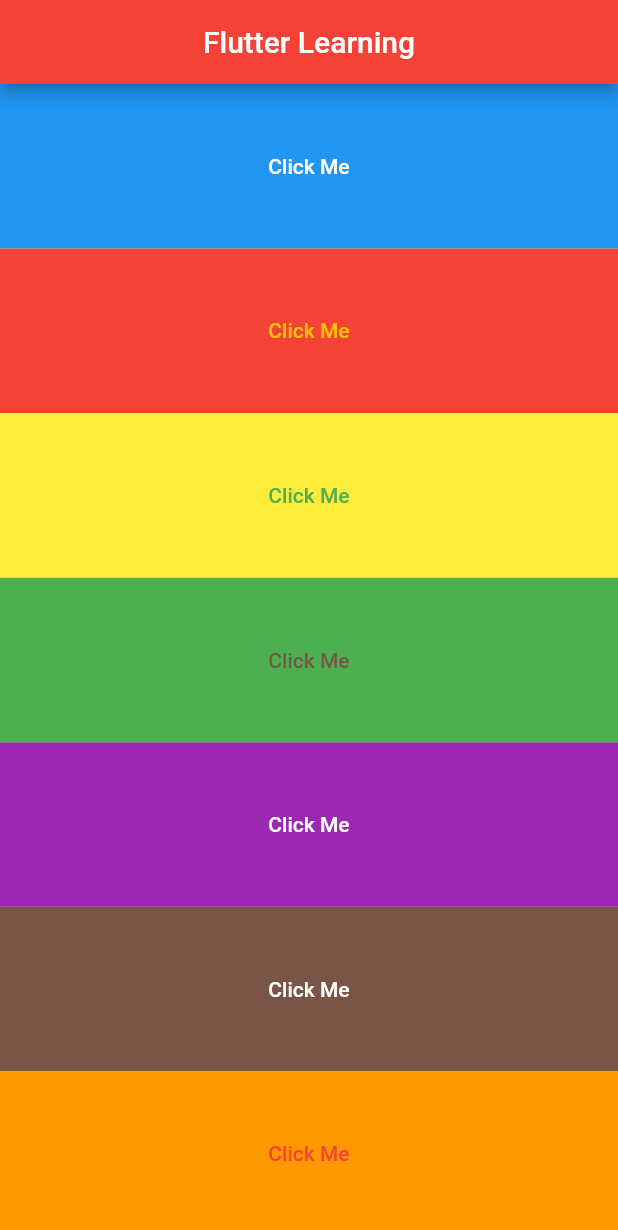
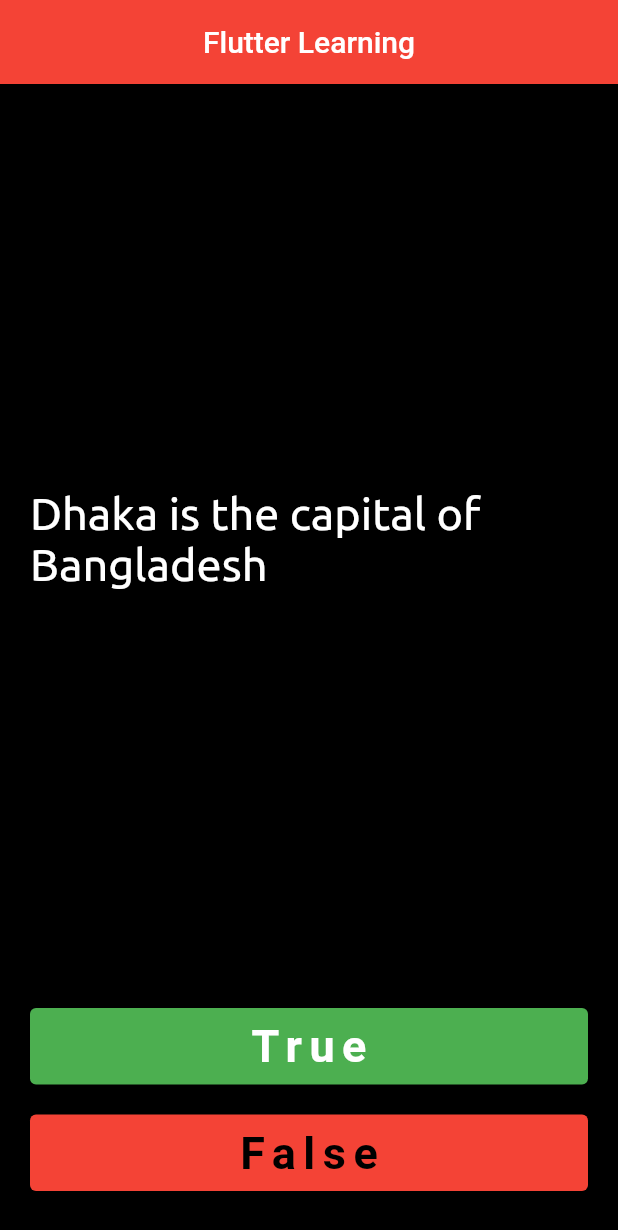
Before and after one commit to YaminArafat/Flutter-Learning-2, a Flutter app: the screen it shows after launch, on a phone screen of 412 x 824 dp. Shown: the top 1230 px of the screen. Run offline on Flutter 3.47's test engine with Material 2 defaults, Android fonts, the phone set to English and light mode, and no system bars; our stand-ins replace audioplayers; Roboto replaces fonts that are missing (Oswald).

Commit message:
Q&A+Score

```diff
--- a/lib/main.dart
+++ b/lib/main.dart
@@ -1,4 +1,4 @@
-import 'package:angela3_i_m_rich/playaudio.dart';
+import 'package:angela3_i_m_rich/quizzlar.dart';
 import 'package:flutter/cupertino.dart';
 import 'package:flutter/material.dart';
 
@@ -9,85 +9,14 @@ class MyApp extends StatelessWidget {
   Widget build(BuildContext context) {
     return new MaterialApp(
       home: Scaffold(
-        backgroundColor: Colors.white,
+        backgroundColor: Colors.black,
         appBar: AppBar(
           backgroundColor: Colors.red,
           title: Text('Flutter Learning'),
           centerTitle: true,
         ),
-        body: PlayAudio(),
+        body: Quizzlar(),
       ),
     );
   }
 }
-
-/*SafeArea(
-          Column(
-          mainAxisAlignment: MainAxisAlignment.center,
-          children: [
-            CircleAvatar(
-              radius: 70,
-              backgroundImage: AssetImage('images/yaminarafat.jpg'),
-            ),
-            Text(
-              "Yamin Arafat",
-              style: TextStyle(
-                fontSize: 40,
-                fontFamily: 'Pacifico',
-                color: Colors.white,
-                fontWeight: FontWeight.bold,
-              ),
-            ),
-            Text(
-              'CSE KUET',
-              style: TextStyle(
-                  fontSize: 20,
-                  fontFamily: 'Ubuntu',
-                  color: Colors.grey[850],
-                  fontWeight: FontWeight.bold,
-                  letterSpacing: 2),
-            ),
-            SizedBox(
-              height: 10,
-              width: 150,
-              child: Divider(
-                height: 20,
-                color: Colors.amber,
-              ),
-            ),
-            Card(
-              margin: EdgeInsets.symmetric(vertical: 10, horizontal: 30),
-              child: ListTile(
-                leading: Icon(
-                  Icons.email,
-                  color: Colors.blue,
-                ),
-                title: Text(
-                  'yaminarafat032@gmail.com',
-                  style: TextStyle(
-                    color: Colors.black,
-                    fontSize: 20,
-                    fontFamily: 'Ubuntu',
-                  ),
-                ),
-              ),
-            ),
-            Card(
-              margin: EdgeInsets.symmetric(horizontal: 30),
-              child: ListTile(
-                leading: Icon(
-                  Icons.phone,
-                  color: Colors.green,
-                ),
-                title: Text(
-                  '++88 01771-955897',
-                  style: TextStyle(
-                    fontSize: 20,
-                    fontFamily: 'Ubuntu',
-                    color: Colors.black,
-                  ),
-                ),
-              ),
-            ),
-          ],
-        ),*/
--- a/lib/playaudio.dart
+++ b/lib/playaudio.dart
@@ -54,7 +54,7 @@ class _PlayAudioState extends State<PlayAudio> {
           buildFunc(color: Colors.green, noteNum: 4, buttonColor: Colors.brown),
           buildFunc(
               color: Colors.purple, noteNum: 5, buttonColor: Colors.white),
-          buildFunc(color: Colors.brown, noteNum: 3, buttonColor: Colors.white),
+          buildFunc(color: Colors.brown, noteNum: 1, buttonColor: Colors.white),
           buildFunc(color: Colors.orange, noteNum: 7, buttonColor: Colors.red),
         ],
       ),
--- /dev/null
+++ b/lib/quizzlar.dart
@@ -0,0 +1,136 @@
+import 'dart:math';
+
+import 'package:flutter/material.dart';
+
+class Quizzlar extends StatefulWidget {
+  @override
+  _Quizzlar createState() => _Quizzlar();
+}
+
+class _Quizzlar extends State<Quizzlar> {
+  List<Icon> scoreKeeper = [];
+  List<String> questions = [
+    'Dhaka is the capital of Bangladesh',
+    'Rajshahi is the capital of Bangladesh',
+    'Friday comes after Thursday',
+    'Staurday comes after Sunday',
+  ];
+  Map<String, bool> quesAns = {
+    'Dhaka is the capital of Bangladesh': true,
+    'Rajshahi is the capital of Bangladesh': false,
+    'Friday comes after Thursday': true,
+    'Staurday comes after Sunday': false,
+  };
+  int quesNo = Random().nextInt(4);
+  @override
+  Widget build(BuildContext context) {
+    return SafeArea(
+      child: Column(
+        crossAxisAlignment: CrossAxisAlignment.stretch,
+        children: [
+          Expanded(
+            child: Padding(
+              padding: const EdgeInsets.symmetric(
+                horizontal: 20,
+              ),
+              child: Center(
+                child: Text(
+                  questions[quesNo],
+                  style: TextStyle(
+                    color: Colors.white,
+                    fontFamily: 'Ubuntu',
+                    fontSize: 30,
+                  ),
+                ),
+              ),
+            ),
+          ),
+          Card(
+            margin: EdgeInsets.only(
+              left: 20,
+              right: 20,
+              top: 10,
+              bottom: 10,
+            ),
+            color: Colors.green,
+            child: TextButton(
+              child: Text(
+                'True',
+                style: TextStyle(
+                  color: Colors.white,
+                  fontWeight: FontWeight.bold,
+                  fontSize: 30,
+                  fontFamily: 'Oswald',
+                  letterSpacing: 5,
+                ),
+              ),
+              onPressed: () {
+                setState(() {
+                  if (quesAns[questions[quesNo]] == true) {
+                    scoreKeeper.add(Icon(
+                      Icons.check,
+                      color: Colors.green,
+                    ));
+                  }
+                  if (quesAns[questions[quesNo]] == false) {
+                    scoreKeeper.add(Icon(
+                      Icons.close,
+                      color: Colors.red,
+                    ));
+                  }
+                  quesNo = Random().nextInt(4);
+                });
+              },
+            ),
+          ),
+          Card(
+            margin: EdgeInsets.only(
+              left: 20,
+              right: 20,
+              top: 10,
+              bottom: 10,
+            ),
+            color: Colors.red,
+            child: TextButton(
+              child: Text(
+                'False',
+                style: TextStyle(
+                  color: Colors.black,
+                  fontWeight: FontWeight.bold,
+                  fontSize: 30,
+                  fontFamily: 'Oswald',
+                  letterSpacing: 5,
+                ),
+              ),
+              onPressed: () {
+                setState(() {
+                  if (quesAns[questions[quesNo]] == true) {
+                    scoreKeeper.add(
+                      Icon(
+                        Icons.close,
+                        color: Colors.red,
+                      ),
+                    );
+                  }
+                  if (quesAns[questions[quesNo]] == false) {
+                    scoreKeeper.add(Icon(
+                      Icons.check,
+                      color: Colors.green,
+                    ));
+                  }
+                  quesNo = Random().nextInt(4);
+                });
+              },
+            ),
+          ),
+          Padding(
+            padding: const EdgeInsets.all(10.0),
+            child: Row(
+              children: scoreKeeper,
+            ),
+          )
+        ],
+      ),
+    );
+  }
+}
--- a/pubspec.yaml
+++ b/pubspec.yaml
@@ -57,6 +57,10 @@ flutter:
     fonts:
       - asset: fonts/Ubuntu-Regular.ttf
       - asset: fonts/ubuntu-Bold.ttf
+  - family: Ubuntu
+    fonts:
+      - asset: fonts/Oswald-Regular.ttf
+
   #   - images/a_dot_ham.jpeg
 
   # An image asset can refer to one or more resolution-specific "variants", see
```
Also changed, not shown: lib/Micard.dart (added, +83 -0 lines).
